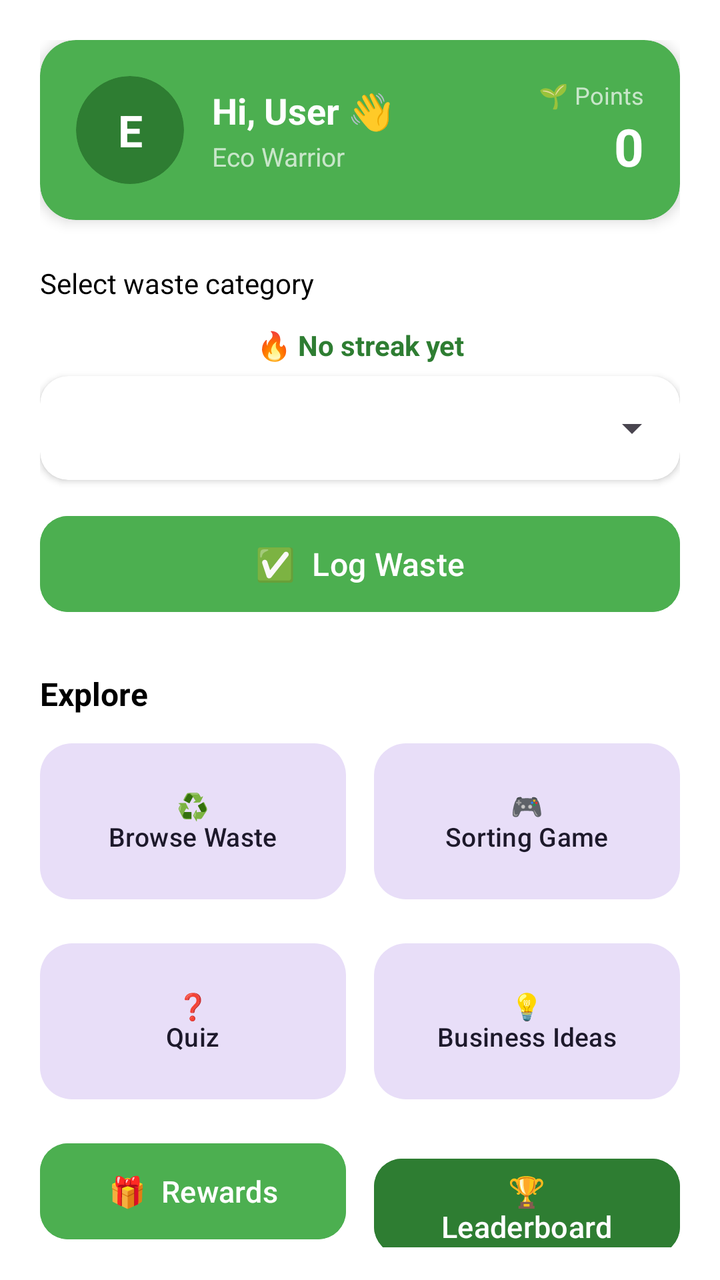
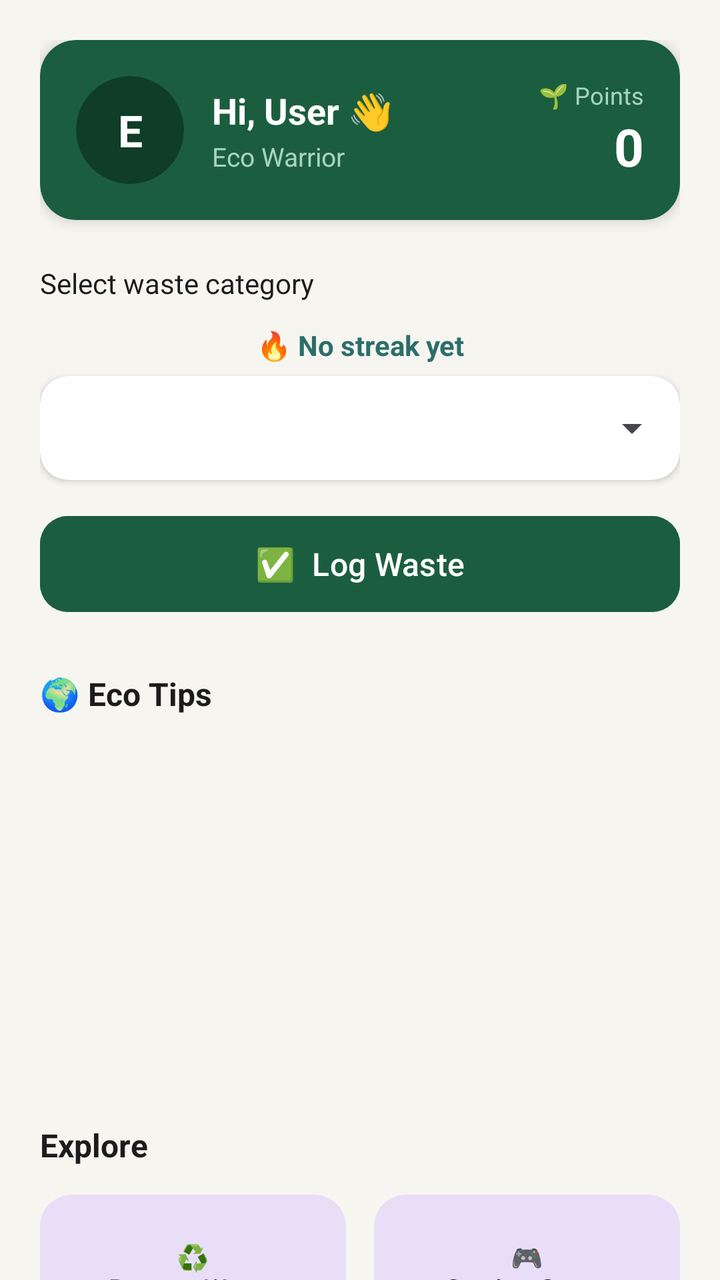

Screens rendered from an Android XML layout before and after an edit, with the pre-edit source and the edit as a unified diff.
<!-- AndroidManifest.xml: application theme Theme.EcoSort -->
<!-- res/layout/activity_dashboard.xml -->
<?xml version="1.0" encoding="utf-8"?>
<androidx.core.widget.NestedScrollView
    xmlns:android="http://schemas.android.com/apk/res/android"
    xmlns:app="http://schemas.android.com/apk/res-auto"
    android:layout_width="match_parent"
    android:layout_height="match_parent"
    android:background="@color/white"
    android:fillViewport="true">

    <LinearLayout
        android:layout_width="match_parent"
        android:layout_height="wrap_content"
        android:orientation="vertical"
        android:padding="20dp">

        
        <androidx.cardview.widget.CardView
            android:layout_width="match_parent"
            android:layout_height="wrap_content"
            app:cardBackgroundColor="@color/green_primary"
            app:cardCornerRadius="18dp"
            app:cardElevation="4dp">

            <LinearLayout
                android:layout_width="match_parent"
                android:layout_height="wrap_content"
                android:gravity="center_vertical"
                android:orientation="horizontal"
                android:padding="18dp">

                <androidx.cardview.widget.CardView
                    android:layout_width="54dp"
                    android:layout_height="54dp"
                    app:cardBackgroundColor="@color/green_dark"
                    app:cardCornerRadius="27dp"
                    app:cardElevation="0dp">

                    <TextView
                        android:id="@+id/tvAvatarInitial"
                        android:layout_width="match_parent"
                        android:layout_height="match_parent"
                        android:gravity="center"
                        android:text="E"
                        android:textColor="@color/white"
                        android:textSize="22sp"
                        android:textStyle="bold" />

                </androidx.cardview.widget.CardView>

                <LinearLayout
                    android:layout_width="0dp"
                    android:layout_height="wrap_content"
                    android:layout_marginStart="14dp"
                    android:layout_weight="1"
                    android:orientation="vertical">

                    <TextView
                        android:id="@+id/tvWelcome"
                        android:layout_width="wrap_content"
                        android:layout_height="wrap_content"
                        android:text="Hi, User 👋"
                        android:textColor="@color/white"
                        android:textSize="18sp"
                        android:textStyle="bold" />

                    <TextView
                        android:layout_width="wrap_content"
                        android:layout_height="wrap_content"
                        android:layout_marginTop="2dp"
                        android:text="Eco Warrior"
                        android:textColor="@color/green_light"
                        android:textSize="13sp" />

                </LinearLayout>

                <LinearLayout
                    android:layout_width="wrap_content"
                    android:layout_height="wrap_content"
                    android:gravity="end"
                    android:orientation="vertical">

                    <TextView
                        android:layout_width="wrap_content"
                        android:layout_height="wrap_content"
                        android:text="🌱 Points"
                        android:textColor="@color/green_light"
                        android:textSize="12sp" />

                    <TextView
                        android:id="@+id/tvPoints"
                        android:layout_width="wrap_content"
                        android:layout_height="wrap_content"
                        android:layout_gravity="end"
                        android:text="0"
                        android:textColor="@color/white"
                        android:textSize="26sp"
                        android:textStyle="bold" />

                </LinearLayout>

            </LinearLayout>

        </androidx.cardview.widget.CardView>

        
        <TextView
            android:id="@+id/tvCategoryLabel"
            android:layout_width="match_parent"
            android:layout_height="wrap_content"
            android:layout_marginTop="22dp"
            android:text="Select waste category"
            android:textColor="@color/black"
            android:textSize="14sp" />


        <TextView
            android:id="@+id/tvStreak"
            android:layout_width="match_parent"
            android:layout_height="wrap_content"
            android:layout_marginTop="12dp"
            android:gravity="center"
            android:text="🔥 No streak yet"
            android:textColor="@color/green_dark"
            android:textSize="14sp"
            android:textStyle="bold" />

        <androidx.cardview.widget.CardView
            android:id="@+id/spinnerCard"
            android:layout_width="match_parent"
            android:layout_height="wrap_content"
            android:layout_marginTop="6dp"
            app:cardCornerRadius="14dp"
            app:cardElevation="2dp">

            <Spinner
                android:id="@+id/spinnerCategory"
                android:layout_width="match_parent"
                android:layout_height="52dp"
                android:paddingStart="14dp"
                android:paddingEnd="14dp" />

        </androidx.cardview.widget.CardView>

        <com.google.android.material.button.MaterialButton
            android:id="@+id/btnLogWaste"
            android:layout_width="match_parent"
            android:layout_height="56dp"
            android:layout_marginTop="14dp"
            android:backgroundTint="@color/green_primary"
            android:text="✅  Log Waste"
            android:textAllCaps="false"
            android:textSize="16sp"
            app:cornerRadius="14dp" />

        
        <TextView
            android:layout_width="match_parent"
            android:layout_height="wrap_content"
            android:layout_marginTop="26dp"
            android:text="Explore"
            android:textColor="@color/black"
            android:textSize="16sp"
            android:textStyle="bold" />

        <LinearLayout
            android:layout_width="match_parent"
            android:layout_height="wrap_content"
            android:layout_marginTop="10dp"
            android:orientation="horizontal">

            <com.google.android.material.button.MaterialButton
                android:id="@+id/btnBrowseWaste"
                style="@style/Widget.Material3.Button.TonalButton"
                android:layout_width="0dp"
                android:layout_height="86dp"
                android:layout_marginEnd="7dp"
                android:layout_weight="1"
                android:gravity="center"
                android:text="♻️\nBrowse Waste"
                android:textAllCaps="false"
                android:textSize="13sp"
                app:cornerRadius="16dp" />

            <com.google.android.material.button.MaterialButton
                android:id="@+id/btnSortingGame"
                style="@style/Widget.Material3.Button.TonalButton"
                android:layout_width="0dp"
                android:layout_height="86dp"
                android:layout_marginStart="7dp"
                android:layout_weight="1"
                android:gravity="center"
                android:text="🎮\nSorting Game"
                android:textAllCaps="false"
                android:textSize="13sp"
                app:cornerRadius="16dp" />

        </LinearLayout>

        <LinearLayout
            android:layout_width="match_parent"
            android:layout_height="wrap_content"
            android:layout_marginTop="14dp"
            android:orientation="horizontal">

            <com.google.android.material.button.MaterialButton
                android:id="@+id/btnQuiz"
                style="@style/Widget.Material3.Button.TonalButton"
                android:layout_width="0dp"
                android:layout_height="86dp"
                android:layout_marginEnd="7dp"
                android:layout_weight="1"
                android:gravity="center"
                android:text="❓\nQuiz"
                android:textAllCaps="false"
                android:textSize="13sp"
                app:cornerRadius="16dp" />

            <com.google.android.material.button.MaterialButton
                android:id="@+id/btnBusinessIdeas"
                style="@style/Widget.Material3.Button.TonalButton"
                android:layout_width="0dp"
                android:layout_height="86dp"
                android:layout_marginStart="7dp"
                android:layout_weight="1"
                android:gravity="center"
                android:text="💡\nBusiness Ideas"
                android:textAllCaps="false"
                android:textSize="13sp"
                app:cornerRadius="16dp" />

        </LinearLayout>

        <LinearLayout
            android:layout_width="match_parent"
            android:layout_height="wrap_content"
            android:layout_marginTop="14dp"
            android:orientation="horizontal">

            <com.google.android.material.button.MaterialButton
                android:id="@+id/btnRewards"
                android:layout_width="0dp"
                android:layout_height="56dp"
                android:layout_marginEnd="7dp"
                android:layout_weight="1"
                android:backgroundTint="@color/green_primary"
                android:text="🎁  Rewards"
                android:textAllCaps="false"
                android:textSize="15sp"
                app:cornerRadius="14dp" />

            <com.google.android.material.button.MaterialButton
                android:id="@+id/btnLeaderboard"
                android:layout_width="0dp"
                android:layout_height="56dp"
                android:layout_marginStart="7dp"
                android:layout_weight="1"
                android:backgroundTint="@color/green_dark"
                android:text="🏆  Leaderboard"
                android:textAllCaps="false"
                android:textSize="15sp"
                app:cornerRadius="14dp" />

        </LinearLayout>

        <com.google.android.material.button.MaterialButton
            android:id="@+id/btnLogout"
            style="@style/Widget.Material3.Button.OutlinedButton"
            android:layout_width="match_parent"
            android:layout_height="56dp"
            android:layout_marginTop="14dp"
            android:layout_marginBottom="8dp"
            android:text="Logout"
            android:textAllCaps="false"
            android:textColor="@color/green_dark"
            android:textSize="16sp"
            app:cornerRadius="14dp"
            app:strokeColor="@color/green_primary" />

    </LinearLayout>

</androidx.core.widget.NestedScrollView>
<!-- resources referenced by this layout -->
<resources>
  <color name="black">#FF000000</color>
  <color name="green_dark">#2E7D32</color>
  <color name="green_light">#C8E6C9</color>
  <color name="green_primary">#4CAF50</color>
  <color name="white">#FFFFFFFF</color>
  <style name="Theme.EcoSort" parent="Base.Theme.EcoSort" />
  <style name="Base.Theme.EcoSort" parent="Theme.Material3.DayNight.NoActionBar">
  
          <item name="colorPrimary">@color/green_primary</item>
          <item name="colorSecondary">@color/green_primary</item>
  
          
          <item name="android:statusBarColor">@color/green_dark</item>
  
      </style>
</resources>

<!-- the commit's change to res/layout/activity_dashboard.xml (unified diff, before → after) -->
@@ -4,7 +4,7 @@
     xmlns:app="http://schemas.android.com/apk/res-auto"
     android:layout_width="match_parent"
     android:layout_height="match_parent"
-    android:background="@color/white"
+    android:background="@color/bg_soft"
     android:fillViewport="true">
 
     <LinearLayout
@@ -15,6 +15,7 @@
 
         
         <androidx.cardview.widget.CardView
+            android:id="@+id/cardUserProfile"
             android:layout_width="match_parent"
             android:layout_height="wrap_content"
             app:cardBackgroundColor="@color/green_primary"
@@ -109,7 +110,7 @@
             android:layout_height="wrap_content"
             android:layout_marginTop="22dp"
             android:text="Select waste category"
-            android:textColor="@color/black"
+            android:textColor="@color/text_primary"
             android:textSize="14sp" />
 
 
@@ -120,7 +121,7 @@
             android:layout_marginTop="12dp"
             android:gravity="center"
             android:text="🔥 No streak yet"
-            android:textColor="@color/green_dark"
+            android:textColor="@color/teal_primary"
             android:textSize="14sp"
             android:textStyle="bold" />
 
@@ -157,11 +158,38 @@
             android:layout_width="match_parent"
             android:layout_height="wrap_content"
             android:layout_marginTop="26dp"
-            android:text="Explore"
-            android:textColor="@color/black"
+            android:text="🌍 Eco Tips"
+            android:textColor="@color/text_primary"
             android:textSize="16sp"
             android:textStyle="bold" />
 
+        <androidx.viewpager2.widget.ViewPager2
+            android:id="@+id/ecoTipsPager"
+            android:layout_width="match_parent"
+            android:layout_height="160dp"
+            android:layout_marginTop="10dp" />
+
+        <LinearLayout
+            android:id="@+id/dotsIndicator"
+            android:layout_width="wrap_content"
+            android:layout_height="wrap_content"
+            android:layout_gravity="center_horizontal"
+            android:layout_marginTop="8dp"
+            android:gravity="center"
+            android:orientation="horizontal" />
+
+
+
+        
+        <TextView
+            android:layout_width="match_parent"
+            android:layout_height="wrap_content"
+            android:layout_marginTop="26dp"
+            android:text="Explore"
+            android:textColor="@color/text_primary"
+            android:textSize="16sp"
+            android:textStyle="bold" />
+
         <LinearLayout
             android:layout_width="match_parent"
             android:layout_height="wrap_content"
@@ -242,7 +270,7 @@
                 android:layout_height="56dp"
                 android:layout_marginEnd="7dp"
                 android:layout_weight="1"
-                android:backgroundTint="@color/green_primary"
+                android:backgroundTint="@color/accent_gold"
                 android:text="🎁  Rewards"
                 android:textAllCaps="false"
                 android:textSize="15sp"
@@ -254,7 +282,7 @@
                 android:layout_height="56dp"
                 android:layout_marginStart="7dp"
                 android:layout_weight="1"
-                android:backgroundTint="@color/green_dark"
+                android:backgroundTint="@color/teal_primary"
                 android:text="🏆  Leaderboard"
                 android:textAllCaps="false"
                 android:textSize="15sp"
<!-- resource entries referenced after the edit -->
@@ -1,19 +1,19 @@
 <!-- resources referenced by this layout -->
 <resources>
-  <color name="black">#FF000000</color>
-  <color name="green_dark">#2E7D32</color>
-  <color name="green_light">#C8E6C9</color>
-  <color name="green_primary">#4CAF50</color>
+  <color name="accent_gold">#C9A24B</color>
+  <color name="bg_soft">#F6F5F0</color>
+  <color name="green_dark">#0F3D28</color>
+  <color name="green_light">#A8D5BA</color>
+  <color name="green_primary">#1B5E3F</color>
+  <color name="teal_primary">#2C6E6B</color>
+  <color name="text_primary">#1C1C1C</color>
   <color name="white">#FFFFFFFF</color>
   <style name="Theme.EcoSort" parent="Base.Theme.EcoSort" />
   <style name="Base.Theme.EcoSort" parent="Theme.Material3.DayNight.NoActionBar">
-  
           <item name="colorPrimary">@color/green_primary</item>
-          <item name="colorSecondary">@color/green_primary</item>
-  
-          
+          <item name="colorSecondary">@color/teal_primary</item>
           <item name="android:statusBarColor">@color/green_dark</item>
-  
+          <item name="android:windowBackground">@color/bg_soft</item>
       </style>
 </resources>
 
